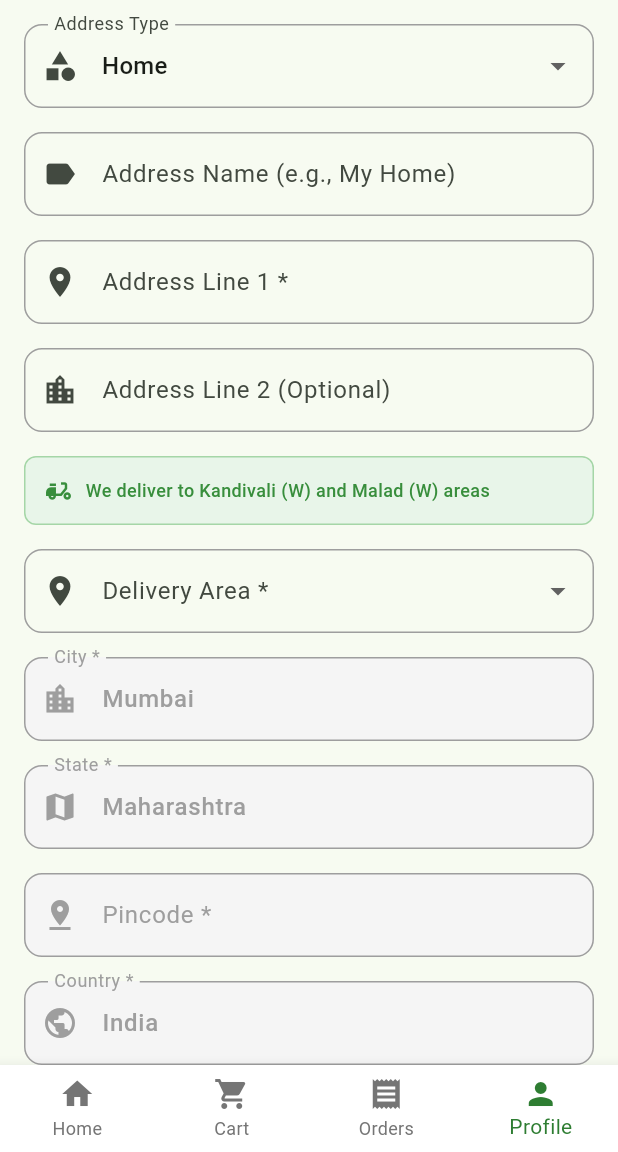
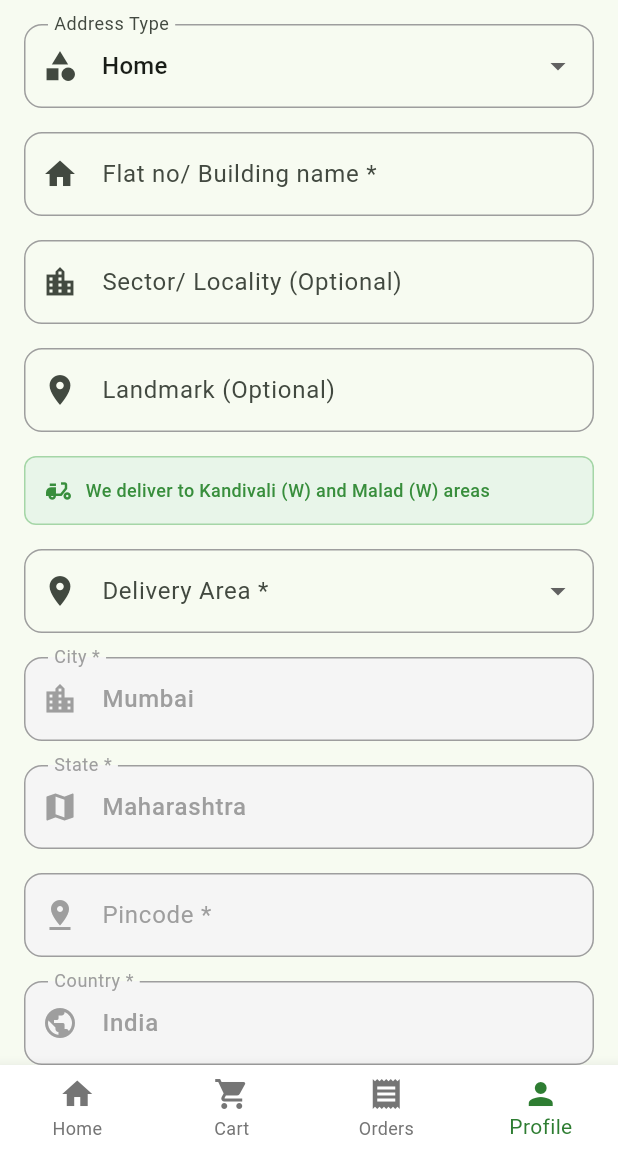
Before and after one commit to ayush-nalawade/veggies_fresh, a Flutter app: the AddEditAddressScreen screen opened by its route, on a phone screen of 412 x 824 dp, the part 84-1236 px from its top. Run offline on Flutter 3.47's test engine with Material 3 defaults, Android fonts, the phone set to English and light mode, and no system bars; our stand-ins replace cached_network_image, dio, flutter_riverpod, flutter_secure_storage, go_router, pin_code_fields; missing offline and left inert: razorpay_flutter; accounts and stored records are empty.

Commit message:
[feat] :: Delivery landmark feature is Added

```diff
--- a/veggies_pro_Frontend/lib/features/profile/screens/add_edit_address_screen.dart
+++ b/veggies_pro_Frontend/lib/features/profile/screens/add_edit_address_screen.dart
@@ -16,9 +16,9 @@ class AddEditAddressScreen extends ConsumerStatefulWidget {
 
 class _AddEditAddressScreenState extends ConsumerState<AddEditAddressScreen> {
   final _formKey = GlobalKey<FormState>();
-  final _nameController = TextEditingController();
   final _line1Controller = TextEditingController();
   final _line2Controller = TextEditingController();
+  final _landmarkController = TextEditingController();
   final _cityController = TextEditingController();
   final _stateController = TextEditingController();
   final _pincodeController = TextEditingController();
@@ -44,9 +44,9 @@ class _AddEditAddressScreenState extends ConsumerState<AddEditAddressScreen> {
     _countryController.text = 'India';
 
     if (widget.address != null) {
-      _nameController.text = widget.address!.name;
       _line1Controller.text = widget.address!.line1;
       _line2Controller.text = widget.address!.line2 ?? '';
+      _landmarkController.text = widget.address!.landmark ?? '';
       _pincodeController.text = widget.address!.pincode;
       _selectedType = widget.address!.type;
       _isDefault = widget.address!.isDefault;
@@ -62,9 +62,9 @@ class _AddEditAddressScreenState extends ConsumerState<AddEditAddressScreen> {
 
   @override
   void dispose() {
-    _nameController.dispose();
     _line1Controller.dispose();
     _line2Controller.dispose();
+    _landmarkController.dispose();
     _cityController.dispose();
     _stateController.dispose();
     _pincodeController.dispose();
@@ -92,9 +92,9 @@ class _AddEditAddressScreenState extends ConsumerState<AddEditAddressScreen> {
       final address = Address(
         id: widget.address?.id,
         type: _selectedType,
-        name: _nameController.text.trim(),
         line1: _line1Controller.text.trim(),
         line2: _line2Controller.text.trim().isEmpty ? null : _line2Controller.text.trim(),
+        landmark: _landmarkController.text.trim().isEmpty ? null : _landmarkController.text.trim(),
         area: _selectedArea, // Save the selected area
         city: _cityController.text.trim(),
         state: _stateController.text.trim(),
@@ -184,12 +184,12 @@ class _AddEditAddressScreenState extends ConsumerState<AddEditAddressScreen> {
             ),
             const SizedBox(height: 16),
 
-            // Address Name
+            // Flat no/ Building name
             TextFormField(
-              controller: _nameController,
+              controller: _line1Controller,
               decoration: InputDecoration(
-                labelText: 'Address Name (e.g., My Home)',
-                prefixIcon: const Icon(Icons.label),
+                labelText: 'Flat no/ Building name *',
+                prefixIcon: const Icon(Icons.home),
                 border: OutlineInputBorder(
                   borderRadius: BorderRadius.circular(12),
                 ),
@@ -205,22 +205,22 @@ class _AddEditAddressScreenState extends ConsumerState<AddEditAddressScreen> {
               ),
               validator: (value) {
                 if (value == null || value.trim().isEmpty) {
-                  return 'Address name is required';
+                  return 'Flat no/ Building name is required';
                 }
-                if (value.trim().length < 2) {
-                  return 'Address name must be at least 2 characters';
+                if (value.trim().length < 3) {
+                  return 'Please enter a valid flat no or building name';
                 }
                 return null;
               },
             ),
             const SizedBox(height: 16),
 
-            // Address Line 1
+            // Sector/ Locality
             TextFormField(
-              controller: _line1Controller,
+              controller: _line2Controller,
               decoration: InputDecoration(
-                labelText: 'Address Line 1 *',
-                prefixIcon: const Icon(Icons.location_on),
+                labelText: 'Sector/ Locality (Optional)',
+                prefixIcon: const Icon(Icons.location_city),
                 border: OutlineInputBorder(
                   borderRadius: BorderRadius.circular(12),
                 ),
@@ -234,24 +234,15 @@ class _AddEditAddressScreenState extends ConsumerState<AddEditAddressScreen> {
                 ),
                 contentPadding: const EdgeInsets.symmetric(horizontal: 16, vertical: 16),
               ),
-              validator: (value) {
-                if (value == null || value.trim().isEmpty) {
-                  return 'Address line 1 is required';
-                }
-                if (value.trim().length < 5) {
-                  return 'Address line 1 must be at least 5 characters';
-                }
-                return null;
-              },
             ),
             const SizedBox(height: 16),
 
-            // Address Line 2
+            // Landmark
             TextFormField(
-              controller: _line2Controller,
+              controller: _landmarkController,
               decoration: InputDecoration(
-                labelText: 'Address Line 2 (Optional)',
-                prefixIcon: const Icon(Icons.location_city),
+                labelText: 'Landmark (Optional)',
+                prefixIcon: const Icon(Icons.place),
                 border: OutlineInputBorder(
                   borderRadius: BorderRadius.circular(12),
                 ),
@@ -264,6 +255,7 @@ class _AddEditAddressScreenState extends ConsumerState<AddEditAddressScreen> {
                   borderSide: const BorderSide(color: Colors.blue, width: 2),
                 ),
                 contentPadding: const EdgeInsets.symmetric(horizontal: 16, vertical: 16),
+                hintText: '',
               ),
             ),
             const SizedBox(height: 16),
--- a/veggies_pro_Frontend/lib/models/address.dart
+++ b/veggies_pro_Frontend/lib/models/address.dart
@@ -1,9 +1,9 @@
 class Address {
   final String? id;
   final String type;
-  final String name;
-  final String line1;
-  final String? line2;
+  final String line1; // Flat no/ Building name
+  final String? line2; // Sector/ Locality
+  final String? landmark; // Landmark (optional)
   final String? area; // Delivery area
   final String city;
   final String state;
@@ -15,9 +15,9 @@ class Address {
   Address({
     this.id,
     required this.type,
-    required this.name,
     required this.line1,
     this.line2,
+    this.landmark,
     this.area,
     required this.city,
     required this.state,
@@ -31,9 +31,9 @@ class Address {
     return Address(
       id: json['_id']?.toString(),
       type: json['type']?.toString() ?? 'home',
-      name: json['name']?.toString() ?? '',
       line1: json['line1']?.toString() ?? '',
       line2: json['line2']?.toString(),
+      landmark: json['landmark']?.toString(),
       area: json['area']?.toString(),
       city: json['city']?.toString() ?? '',
       state: json['state']?.toString() ?? '',
@@ -48,9 +48,9 @@ class Address {
     return {
       if (id != null) '_id': id,
       'type': type,
-      'name': name,
       'line1': line1,
       if (line2 != null) 'line2': line2,
+      if (landmark != null) 'landmark': landmark,
       if (area != null) 'area': area,
       'city': city,
       'state': state,
@@ -64,9 +64,9 @@ class Address {
   Address copyWith({
     String? id,
     String? type,
-    String? name,
     String? line1,
     String? line2,
+    String? landmark,
     String? area,
     String? city,
     String? state,
@@ -78,9 +78,9 @@ class Address {
     return Address(
       id: id ?? this.id,
       type: type ?? this.type,
-      name: name ?? this.name,
       line1: line1 ?? this.line1,
       line2: line2 ?? this.line2,
+      landmark: landmark ?? this.landmark,
       area: area ?? this.area,
       city: city ?? this.city,
       state: state ?? this.state,
@@ -96,6 +96,9 @@ class Address {
     if (line2 != null && line2!.isNotEmpty) {
       parts.add(line2!);
     }
+    if (landmark != null && landmark!.isNotEmpty) {
+      parts.add(landmark!);
+    }
     if (area != null && area!.isNotEmpty) {
       parts.add(area!);
     }
```
Also changed, not shown: veggies_pro_Frontend/lib/features/checkout/screens/checkout_screen.dart (+17 -5 lines), veggies_pro_Frontend/lib/features/profile/screens/address_list_screen.dart (+10 -2 lines), 3 other files.
